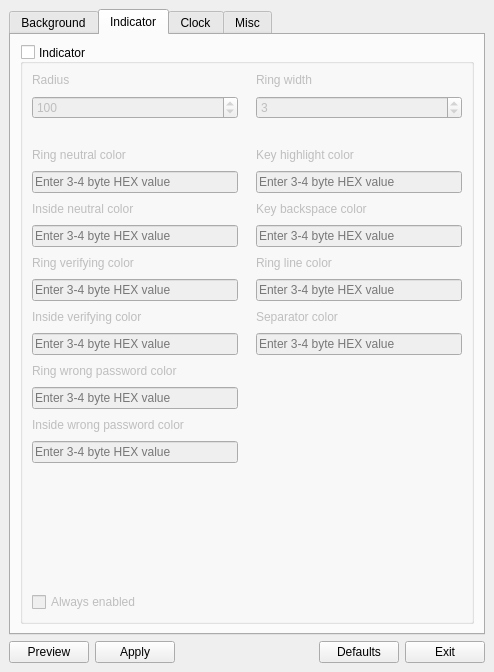
Before: the Qt Designer form share/i3lcc/i3lcc-qt5.ui in mgord9518/i3lcc, drawn with Qt 5.
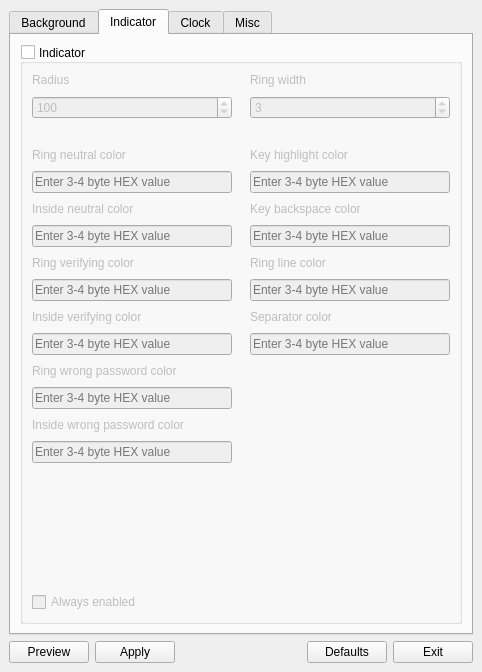
After: the same form once the commit is applied. The open tabs and pages were chosen to show the change.

```diff
--- a/share/i3lcc/i3lcc-qt5.ui
+++ b/share/i3lcc/i3lcc-qt5.ui
@@ -6,7 +6,7 @@
    <rect>
     <x>0</x>
     <y>0</y>
-    <width>494</width>
+    <width>482</width>
     <height>672</height>
    </rect>
   </property>
```
Left out of the diff: 44 changed lines with no effect on the pictures.
